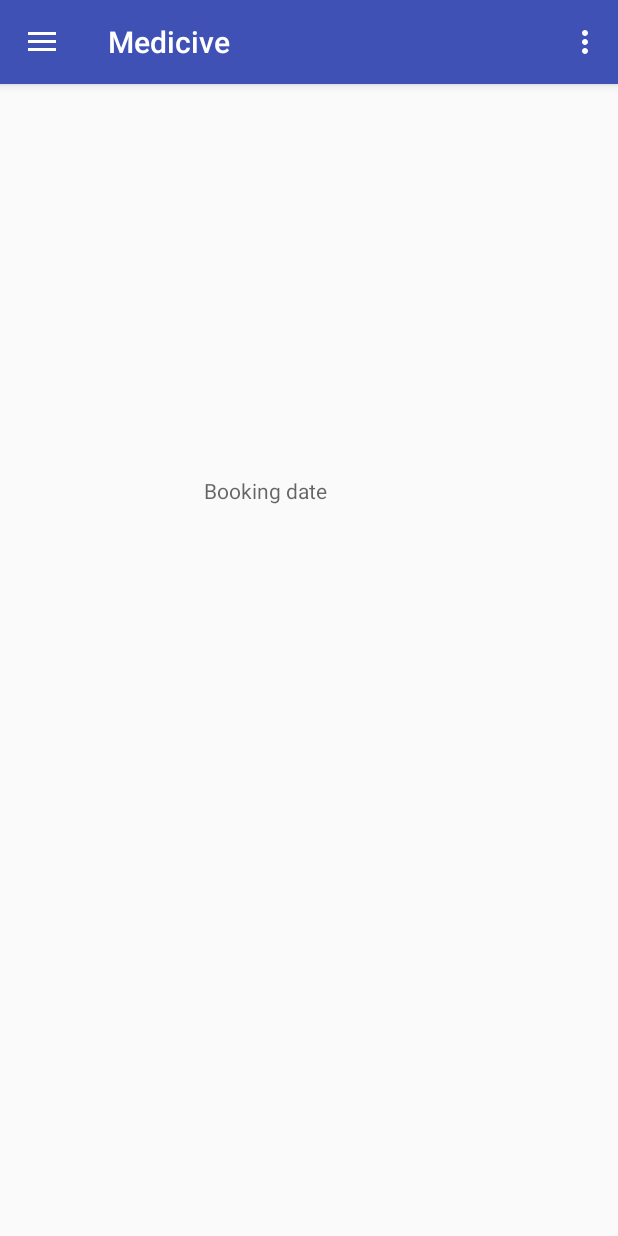
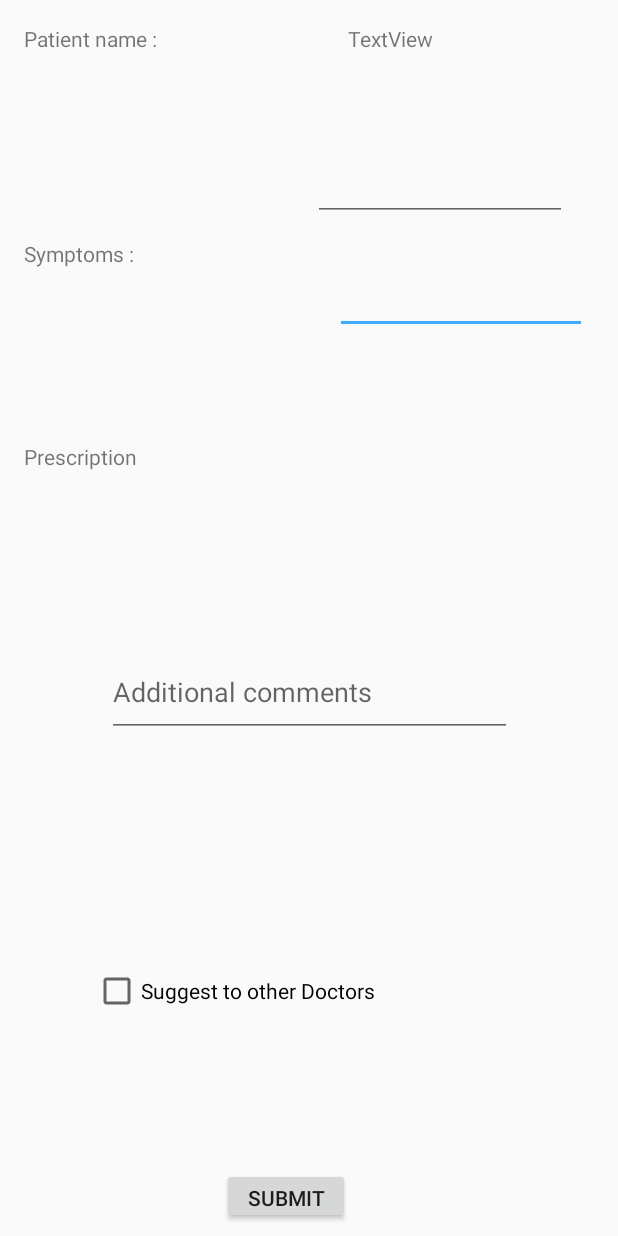
Before and after one commit to ansonvarghese/MedocApp, an Android app: the screen it shows after launch once a user with an empty profile is signed in (MainActivity before the commit, Patient_Activity after it), in the side drawer, after a tap on "PatientInfo", on a phone screen of 412 x 824 dp. Run offline under Robolectric (Android 15) with nearby library versions, the phone set to English and light mode, and no system bars; our stand-ins replace Firebase (no records; nobody signed in at launch, a user with empty details on screens opened directly); libraries missing offline, so code that uses them is left out: com.github.amlcurran.showcaseview, com.scottyab.showhidepasswordedittext; 3 statements that could not run were skipped.

Commit message:
Patient activity added

```diff
--- a/app/src/main/java/com/zibbix/docapp/docapp/MainActivity.java
+++ b/app/src/main/java/com/zibbix/docapp/docapp/MainActivity.java
@@ -179,6 +179,8 @@ public class MainActivity extends AppCompatActivity
 
         } else if (id == R.id.patientinfo) {
 
+            startActivity(new Intent(this, Patient_Activity.class));
+
         } else if (id == R.id.logout) {
             firebaseAuth.signOut();
             //closing activity
--- /dev/null
+++ b/app/src/main/java/com/zibbix/docapp/docapp/Patient_Activity.java
@@ -0,0 +1,136 @@
+package com.zibbix.docapp.docapp;
+
+import android.app.Activity;
+import android.opengl.Visibility;
+import android.support.v7.app.AppCompatActivity;
+import android.os.Bundle;
+import android.view.Menu;
+import android.view.View;
+import android.widget.AdapterView;
+import android.widget.ArrayAdapter;
+import android.widget.Button;
+import android.widget.CheckBox;
+import android.widget.CompoundButton;
+import android.widget.EditText;
+import android.widget.MultiAutoCompleteTextView;
+import android.widget.Spinner;
+import android.widget.TextView;
+
+public class Patient_Activity extends Activity {
+    TextView tv;
+    EditText et;
+    CheckBox cb;
+    Spinner sp,sp1;
+    Button bt;
+    MultiAutoCompleteTextView MultipleValuesholdt,mv2;
+    String[] multi={"nachu","jmk","google","android"};
+    String[] MultipleTextStringValue = { "Android","Android-MultiAutoCompleteTextView","Android Top Tutorials" };
+   //spinners
+    String Dept[]={"Gyno","Nuero","Mri"};
+    String m[]={"Dr.Arun","Dr.Binu","Dr.Sindhu"};
+    String b[]={"Dr.zim","Dr.Zam","Dr.zimba"};
+    String u[]={"Dr.Jimbru","Dr.fai","Dr.Fadhiya"};
+    @Override
+    protected void onCreate(Bundle savedInstanceState) {
+        super.onCreate(savedInstanceState);
+        setContentView(R.layout.activity_patient_);
+        bt=(Button)findViewById(R.id.button3);
+        tv=(TextView)findViewById(R.id.tv3);
+        et=(EditText)findViewById(R.id.editText);
+        cb=(CheckBox)findViewById(R.id.checkBox);
+        sp=(Spinner)findViewById(R.id.spinner);
+        sp1=(Spinner)findViewById(R.id.spinner2);
+        sp.setVisibility(View.GONE);
+        sp1.setVisibility(View.GONE);
+
+
+//
+        final ArrayAdapter<String> ia = new ArrayAdapter<String>(this, android.R.layout.simple_spinner_item, Dept);
+
+        final ArrayAdapter<String> ma = new ArrayAdapter<String>(this, android.R.layout.simple_spinner_item, m);
+
+        final ArrayAdapter<String> ba = new ArrayAdapter<String>(this, android.R.layout.simple_spinner_item, b);
+
+        final ArrayAdapter<String> ua = new ArrayAdapter<String>(this, android.R.layout.simple_spinner_item, u);
+
+        ia.setDropDownViewResource(android.R.layout.simple_spinner_dropdown_item);
+        sp.setAdapter(ia);
+
+        sp.setOnItemSelectedListener(new AdapterView.OnItemSelectedListener() {
+            @Override
+            public void onItemSelected(AdapterView<?> parent, View view, int position, long id) {
+
+                switch (parent.getId()) {
+                    case R.id.spinner: {
+                        if (Dept[position].equals("Gyno")) {
+
+                            ma.setDropDownViewResource(android.R.layout.simple_spinner_dropdown_item);
+                            sp1.setAdapter(ma);
+
+                        }
+                        if (Dept[position].equals("Nuero")) {
+
+                            ba.setDropDownViewResource(android.R.layout.simple_spinner_dropdown_item);
+                            sp1.setAdapter(ba);
+
+                        }
+                        if (Dept[position].equals("Mri")) {
+
+                            ua.setDropDownViewResource(android.R.layout.simple_spinner_dropdown_item);
+                            sp1.setAdapter(ua);
+
+                        }
+
+                    }
+
+
+                }
+
+            }
+
+            @Override
+            public void onNothingSelected(AdapterView<?> parent) {
+
+            }
+        });
+
+mv2=(MultiAutoCompleteTextView)findViewById(R.id.autoCompleteTextView2);
+        ArrayAdapter<String> TopicName1 = new ArrayAdapter<String>(this, android.R.layout.simple_list_item_1, multi);
+        mv2.setAdapter(TopicName1);
+        mv2.setThreshold(2);
+        mv2.setTokenizer(new MultiAutoCompleteTextView.CommaTokenizer());
+            MultipleValuesholdt = (MultiAutoCompleteTextView)findViewById(R.id.autoCompleteTextView);
+            ArrayAdapter<String> TopicName = new ArrayAdapter<String>(this, android.R.layout.simple_list_item_1, MultipleTextStringValue);
+            MultipleValuesholdt.setAdapter(TopicName);
+            MultipleValuesholdt.setThreshold(2);
+            MultipleValuesholdt.setTokenizer(new MultiAutoCompleteTextView.CommaTokenizer());
+
+        cb.setOnCheckedChangeListener(new CompoundButton.OnCheckedChangeListener()
+        {
+            @Override
+            public void onCheckedChanged(CompoundButton buttonView, boolean isChecked)
+            {
+                if ( isChecked )
+                {
+                    sp.setVisibility(View.VISIBLE);
+                    sp1.setVisibility(View.VISIBLE);
+                    // perform logic
+                }
+                else
+                {
+                    sp.setVisibility(View.INVISIBLE);
+                    sp1.setVisibility(View.INVISIBLE);
+                }
+
+            }
+        });
+
+    }
+    @Override
+    public boolean onCreateOptionsMenu(Menu menu) {
+        getMenuInflater().inflate(R.menu.main, menu);
+        return true;
+    }
+
+
+}
--- a/app/src/main/res/layout/activity_login.xml
+++ b/app/src/main/res/layout/activity_login.xml
@@ -4,7 +4,7 @@
     xmlns:tools="http://schemas.android.com/tools"
     android:layout_width="match_parent"
     android:layout_height="match_parent"
-    android:background="#5fb0c9"
+    android:background="@color/colorPrimary"
     android:orientation="vertical"
     android:scrollbarAlwaysDrawVerticalTrack="true">
 
--- /dev/null
+++ b/app/src/main/res/layout/activity_patient_.xml
@@ -0,0 +1,173 @@
+<?xml version="1.0" encoding="utf-8"?>
+<android.support.constraint.ConstraintLayout xmlns:android="http://schemas.android.com/apk/res/android"
+    xmlns:app="http://schemas.android.com/apk/res-auto"
+    xmlns:tools="http://schemas.android.com/tools"
+    android:layout_width="match_parent"
+    android:layout_height="match_parent"
+    android:visibility="visible"
+    tools:context="com.zibbix.docapp.docapp.Patient_Activity"
+    tools:layout_editor_absoluteY="81dp">
+
+
+            <TextView
+                android:id="@+id/textView2"
+                android:layout_width="158dp"
+                android:layout_height="68dp"
+                android:layout_marginBottom="8dp"
+                android:layout_marginEnd="8dp"
+                android:layout_marginStart="16dp"
+                android:layout_marginTop="16dp"
+                android:text="Patient name :"
+                app:layout_constraintBottom_toBottomOf="parent"
+                app:layout_constraintEnd_toEndOf="parent"
+                app:layout_constraintHorizontal_bias="0.0"
+                app:layout_constraintStart_toStartOf="parent"
+                app:layout_constraintTop_toTopOf="parent"
+                app:layout_constraintVertical_bias="0.0"
+                tools:ignore="MissingConstraints" />
+
+            <TextView
+                android:id="@+id/tv3"
+                android:layout_width="148dp"
+                android:layout_height="74dp"
+                android:layout_marginBottom="8dp"
+                android:layout_marginEnd="16dp"
+                android:layout_marginStart="8dp"
+                android:layout_marginTop="16dp"
+                android:text="TextView"
+                app:layout_constraintBottom_toBottomOf="parent"
+                app:layout_constraintEnd_toEndOf="parent"
+                app:layout_constraintHorizontal_bias="0.932"
+                app:layout_constraintStart_toStartOf="parent"
+                app:layout_constraintTop_toTopOf="parent"
+                app:layout_constraintVertical_bias="0.0" />
+
+            <TextView
+                android:id="@+id/tv4"
+                android:layout_width="153dp"
+                android:layout_height="50dp"
+                android:layout_marginBottom="8dp"
+                android:layout_marginEnd="8dp"
+                android:layout_marginStart="16dp"
+                android:layout_marginTop="8dp"
+                android:text="Symptoms :"
+                app:layout_constraintBottom_toBottomOf="parent"
+                app:layout_constraintEnd_toEndOf="parent"
+                app:layout_constraintHorizontal_bias="0.0"
+                app:layout_constraintStart_toStartOf="parent"
+                app:layout_constraintTop_toTopOf="parent"
+                app:layout_constraintVertical_bias="0.2" />
+
+            <TextView
+                android:id="@+id/textView6"
+                android:layout_width="147dp"
+                android:layout_height="46dp"
+                android:layout_marginBottom="8dp"
+                android:layout_marginEnd="8dp"
+                android:layout_marginStart="16dp"
+                android:layout_marginTop="8dp"
+                android:text="Prescription"
+                app:layout_constraintBottom_toBottomOf="parent"
+                app:layout_constraintEnd_toEndOf="parent"
+                app:layout_constraintHorizontal_bias="0.0"
+                app:layout_constraintStart_toStartOf="parent"
+                app:layout_constraintTop_toTopOf="parent"
+                app:layout_constraintVertical_bias="0.376" />
+
+            <MultiAutoCompleteTextView
+                android:id="@+id/autoCompleteTextView2"
+                android:layout_width="168dp"
+                android:layout_height="51dp"
+                android:layout_marginBottom="8dp"
+                android:layout_marginEnd="4dp"
+                android:layout_marginStart="8dp"
+                android:layout_marginTop="24dp"
+                app:layout_constraintBottom_toBottomOf="parent"
+                app:layout_constraintEnd_toEndOf="parent"
+                app:layout_constraintHorizontal_bias="0.928"
+                app:layout_constraintStart_toStartOf="parent"
+                app:layout_constraintTop_toBottomOf="@+id/autoCompleteTextView"
+                app:layout_constraintVertical_bias="0.0"
+                tools:ignore="NotSibling" />
+
+            <EditText
+                android:id="@+id/editText"
+                android:layout_width="270dp"
+                android:layout_height="59dp"
+                android:layout_marginBottom="8dp"
+                android:layout_marginEnd="8dp"
+                android:layout_marginStart="8dp"
+                android:layout_marginTop="8dp"
+                android:ems="10"
+                android:hint="Additional comments"
+                android:inputType="textMultiLine"
+                app:layout_constraintBottom_toBottomOf="parent"
+                app:layout_constraintEnd_toEndOf="parent"
+                app:layout_constraintStart_toStartOf="parent"
+                app:layout_constraintTop_toTopOf="parent"
+                app:layout_constraintVertical_bias="0.566" />
+
+            <CheckBox
+                android:id="@+id/checkBox"
+                android:layout_width="288dp"
+                android:layout_height="31dp"
+                android:layout_marginBottom="148dp"
+                android:layout_marginEnd="8dp"
+                android:layout_marginStart="8dp"
+                android:text="Suggest to other Doctors"
+                app:layout_constraintBottom_toBottomOf="parent"
+                app:layout_constraintEnd_toEndOf="parent"
+                app:layout_constraintStart_toStartOf="parent" />
+
+    <Spinner
+        android:id="@+id/spinner"
+        android:layout_width="250dp"
+        android:layout_height="33dp"
+        android:layout_marginBottom="8dp"
+        android:layout_marginStart="56dp"
+        android:layout_marginTop="8dp"
+        android:visibility="invisible"
+        app:layout_constraintBottom_toTopOf="@+id/spinner2"
+        app:layout_constraintStart_toStartOf="parent"
+        app:layout_constraintTop_toBottomOf="@+id/checkBox" />
+
+    <Spinner
+        android:id="@+id/spinner2"
+        android:layout_width="250dp"
+        android:layout_height="33dp"
+        android:layout_marginBottom="8dp"
+        android:layout_marginStart="56dp"
+        android:layout_marginTop="8dp"
+        android:visibility="invisible"
+        app:layout_constraintBottom_toBottomOf="parent"
+        app:layout_constraintStart_toStartOf="parent"
+        app:layout_constraintTop_toTopOf="parent"
+        app:layout_constraintVertical_bias="0.887" />
+
+    <Button
+        android:id="@+id/button3"
+        android:layout_width="85dp"
+        android:layout_height="37dp"
+        android:layout_marginBottom="8dp"
+        android:layout_marginStart="148dp"
+        android:layout_marginTop="8dp"
+        android:text="Submit"
+        app:layout_constraintBottom_toBottomOf="parent"
+        app:layout_constraintStart_toStartOf="parent"
+        app:layout_constraintTop_toTopOf="parent"
+        app:layout_constraintVertical_bias="1.0" />
+
+
+    <MultiAutoCompleteTextView
+        android:id="@+id/autoCompleteTextView"
+        android:layout_width="169dp"
+        android:layout_height="43dp"
+        android:layout_alignParentBottom="true"
+        android:layout_alignStart="@+id/tv3"
+        android:layout_marginTop="104dp"
+        app:layout_constraintEnd_toEndOf="parent"
+        app:layout_constraintHorizontal_bias="0.86"
+        app:layout_constraintStart_toStartOf="parent"
+        app:layout_constraintTop_toTopOf="parent" />
+
+</android.support.constraint.ConstraintLayout>
--- a/app/src/main/res/layout/content_main.xml
+++ b/app/src/main/res/layout/content_main.xml
@@ -8,16 +8,28 @@
 
     <TextView
         android:id="@+id/dateid"
-        android:layout_width="wrap_content"
-        android:layout_height="wrap_content"
+        android:layout_width="150dp"
+        android:layout_height="66dp"
         android:layout_marginBottom="8dp"
         android:layout_marginEnd="116dp"
         android:layout_marginTop="8dp"
         android:ems="10"
-        android:hint="Booking date"
+        android:hint="Session date"
         android:inputType="textPersonName"
         app:layout_constraintBottom_toBottomOf="parent"
         app:layout_constraintEnd_toEndOf="parent"
         app:layout_constraintTop_toTopOf="parent"
-        app:layout_constraintVertical_bias="0.392" />
+        app:layout_constraintVertical_bias="0.365" />
+
+    <Button
+        android:id="@+id/button2"
+        android:layout_width="wrap_content"
+        android:layout_height="wrap_content"
+        android:layout_marginEnd="8dp"
+        android:layout_marginStart="8dp"
+        android:text="Start session"
+        app:layout_constraintEnd_toEndOf="parent"
+        app:layout_constraintStart_toStartOf="parent"
+        tools:layout_editor_absoluteY="270dp"
+        tools:ignore="MissingConstraints" />
 </android.support.constraint.ConstraintLayout>
--- a/app/src/main/res/values/colors.xml
+++ b/app/src/main/res/values/colors.xml
@@ -1,6 +1,6 @@
 <?xml version="1.0" encoding="utf-8"?>
 <resources>
-    <color name="colorPrimary">#3F51B5</color>
+    <color name="colorPrimary">#058fff</color>
     <color name="colorPrimaryDark">#303F9F</color>
     <color name="colorAccent">#3facff</color>
 </resources>
--- a/app/src/main/res/values/strings.xml
+++ b/app/src/main/res/values/strings.xml
@@ -15,7 +15,7 @@
     <string name="play_again_desc">To see the welcome slider again, goto Settings -> apps -> welcome slider -> clear data</string>
     <string name="play_again">Play Again</string>
     <string name="Scan">Scan</string>
-    <string name="app_name">Medicive</string>
+    <string name="app_name">MedDoc</string>
     <string name="action_sign_in_short">Register</string>
     <string name="email">Email</string>
     <string name="minimum_password">Password too short, enter minimum 6 characters!</string>
```
Also changed, not shown: app/src/main/AndroidManifest.xml (+15 -12 lines).
